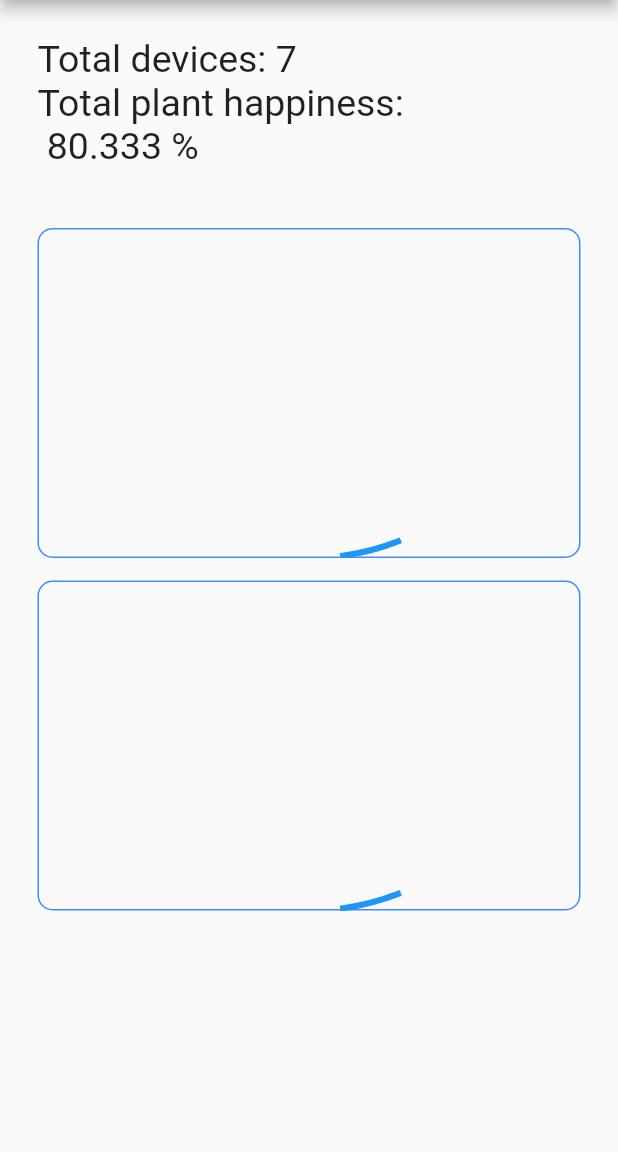
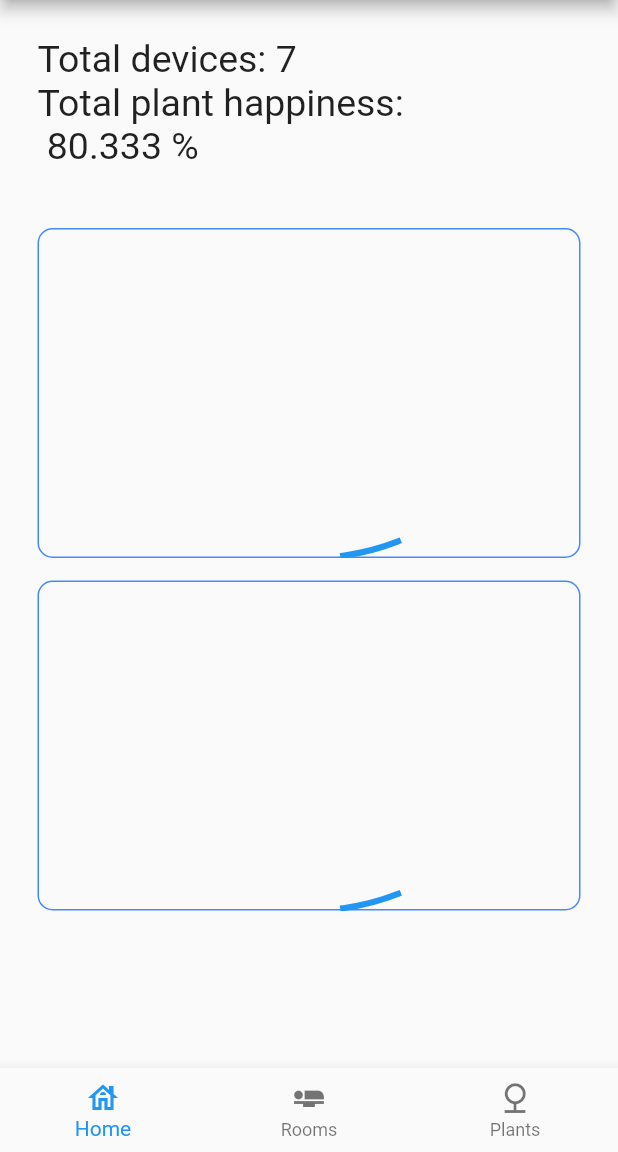
Before and after one commit to leocsi/plantcare, a Flutter app: the screen it shows after launch, on a phone screen of 412 x 824 dp, the part 84-1236 px from its top. Run offline on Flutter 3.47's test engine with Material 2 defaults, Android fonts, the phone set to English and light mode, and no system bars.

Commit message:
Add bottom bar

```diff
--- a/lib/main.dart
+++ b/lib/main.dart
@@ -1,5 +1,6 @@
 import 'package:flutter/material.dart';
 import './query.dart';
+import './util.dart';
 
 void main() {
   runApp(const MyApp());
@@ -16,21 +17,81 @@ class MyApp extends StatelessWidget {
       theme: ThemeData(
         primarySwatch: Colors.blue,
       ),
-      home: const MyHomePage(title: 'PlantCare'),
+      home: const MyHomePage(title: 'PlantCare',),
     );
   }
 }
 
-class MyHomePage extends StatelessWidget {
+class MyHomePage extends StatefulWidget {
   const MyHomePage({super.key, required this.title});
   final String title;
 
+  @override
+  State<MyHomePage> createState() => _MyHomePage();
+}
+
+class _MyHomePage extends State<MyHomePage>{
+  int _currentPage = 0;
+  static final List<Widget> _pages = <Widget>[
+    Center(
+      child: Column(
+        mainAxisAlignment: MainAxisAlignment.start,
+        children: <Widget>[
+          Container(
+              margin: const EdgeInsets.symmetric(vertical: 25),
+              width: MediaQueryData.fromWindow(WidgetsBinding.instance.window).size.width - 50,
+              child: Column(
+                crossAxisAlignment: CrossAxisAlignment.start,
+                children: <Widget>[
+                  const Text("Total devices: 7", style: TextStyle(fontSize: 25),),
+                  const Text("Total plant happiness:\n 80.333 %", style: TextStyle(fontSize: 25),),
+                  Container(
+                      margin: const EdgeInsets.only(bottom: 15)
+                  )
+                ],
+              )
+          ),
+          Container(
+            width: MediaQueryData.fromWindow(WidgetsBinding.instance.window).size.width - 50,
+            margin: const EdgeInsets.only(bottom: 15.0),
+            height: 220,
+            child: DecoratedBox(
+                decoration: BoxDecoration(
+                  borderRadius: BorderRadius.circular(10),
+                  border: Border.all(color:Colors.blueAccent),
+                ),
+                child: CurrentRooms()
+            ),
+          ),
+          SizedBox(
+            width: MediaQueryData.fromWindow(WidgetsBinding.instance.window).size.width - 50,
+            height: 220,
+            child: DecoratedBox(
+                decoration: BoxDecoration(
+                  borderRadius: BorderRadius.circular(10),
+                  border: Border.all(color:Colors.blueAccent),
+                ),
+                child: const CurrentTasks()
+            ),
+          ),
+        ],
+      ),
+    ),
+    Container(margin:const EdgeInsets.all(10), alignment: AlignmentDirectional.centerStart,child: const Text("See demo for Rooms Layout"),),
+    Container(margin:const EdgeInsets.all(10), alignment: AlignmentDirectional.centerStart,child: const Text("See demo for Plants Layout"),)
+  ];
+
+  void _onPageChange(int index) {
+    setState(() {
+      _currentPage = index;
+    });
+  }
   @override
   Widget build(BuildContext context){
     return Scaffold(
       appBar: AppBar(
         leading: const Icon(Icons.picture_in_picture),
-        title: Text(title),
+        title: const Text("PlantCare"),
         automaticallyImplyLeading: false,
         actions: <Widget> [
           IconButton(
@@ -45,49 +106,23 @@ class MyHomePage extends StatelessWidget {
           ),
         ],
       ),
-      body: Center(
-        child: Column(
-          mainAxisAlignment: MainAxisAlignment.start,
-          children: <Widget>[
-            Container(
-              margin: EdgeInsets.symmetric(vertical: 25),
-              width: MediaQuery.of(context).size.width - 50,
-              child: Column(
-                crossAxisAlignment: CrossAxisAlignment.start,
-                children: <Widget>[
-                  const Text("Total devices: 7", style: TextStyle(fontSize: 25),),
-                  const Text("Total plant happiness:\n 80.333 %", style: TextStyle(fontSize: 25),),
-                  Container(
-                    margin: EdgeInsets.only(bottom: 15)
-                  )
-                ],
-              )
-            ),
-            Container(
-              width: MediaQuery.of(context).size.width - 50,
-              margin: const EdgeInsets.only(bottom: 15.0),
-              height: 220,
-              child: DecoratedBox(
-                  decoration: BoxDecoration(
-                    borderRadius: BorderRadius.circular(10),
-                    border: Border.all(color:Colors.blueAccent),
-                  ),
-                  child: CurrentRooms()
-              ),
-            ),
-            SizedBox(
-              width: MediaQuery. of(context). size. width - 50,
-              height: 220,
-              child: DecoratedBox(
-                decoration: BoxDecoration(
-                  borderRadius: BorderRadius.circular(10),
-                  border: Border.all(color:Colors.blueAccent),
-                ),
-                child: const CurrentTasks()
-                ),
-              ),
-          ],
-        ),
+      body: _pages.elementAt(_currentPage),
+      bottomNavigationBar: BottomNavigationBar(
+        items: const <BottomNavigationBarItem>[
+          BottomNavigationBarItem(
+            icon: Icon(Icons.house_outlined),
+            label: "Home"
+          ),
+          BottomNavigationBarItem(
+              icon: Icon(Icons.airline_seat_flat),
+              label: "Rooms"
+          ),BottomNavigationBarItem(
+              icon: Icon(Icons.nature_outlined),
+              label: "Plants"
+          )
+        ],
+        currentIndex: _currentPage,
+        onTap: _onPageChange,
       ),
     );
   }
--- /dev/null
+++ b/lib/util.dart
@@ -0,0 +1,16 @@
+import 'package:flutter/material.dart';
+
+class ScreenWidth extends StatelessWidget{
+  ScreenWidth({super.key, width = 0.1});
+  double? width;
+
+  queryScreen(BuildContext context){
+    width = MediaQuery.of(context).size.width;
+    return Container();
+  }
+
+  @override
+  Widget build(BuildContext context){
+    return queryScreen(context);
+  }
+}
```
